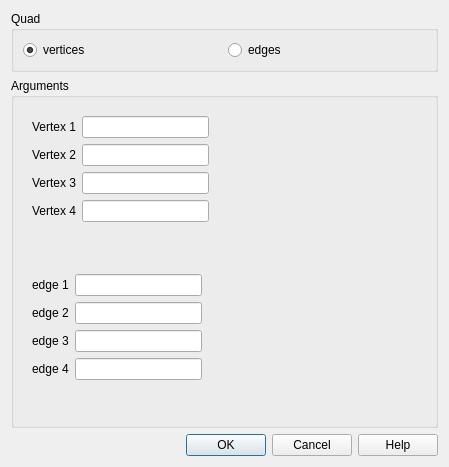
First picture: the form in src/HEXABLOCKGUI/Quad_QTD.ui, repository SalomePlatform/hexablock, before the edit.
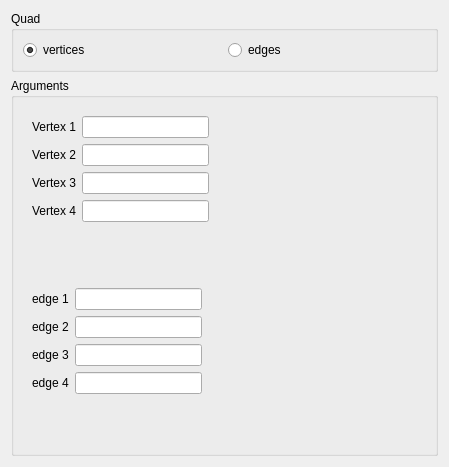
Second picture: the form after the edit.

Commit message: fixed : selection model added : highlight on propagation's edges 	apply button on dialog panel updated : association menu, object brower's name, menu always showing, ...

```diff
--- a/src/HEXABLOCKGUI/Quad_QTD.ui
+++ b/src/HEXABLOCKGUI/Quad_QTD.ui
@@ -227,16 +227,6 @@
      </layout>
     </widget>
    </item>
-   <item>
-    <widget class="QDialogButtonBox" name="buttonBox">
-     <property name="orientation">
-      <enum>Qt::Horizontal</enum>
-     </property>
-     <property name="standardButtons">
-      <set>QDialogButtonBox::Cancel|QDialogButtonBox::Ok|QDialogButtonBox::Help</set>
-     </property>
-    </widget>
-   </item>
   </layout>
  </widget>
  <resources/>
```
Left out of the diff: 32 changed lines with no effect on the pictures. The commit also changes 37 other files.
